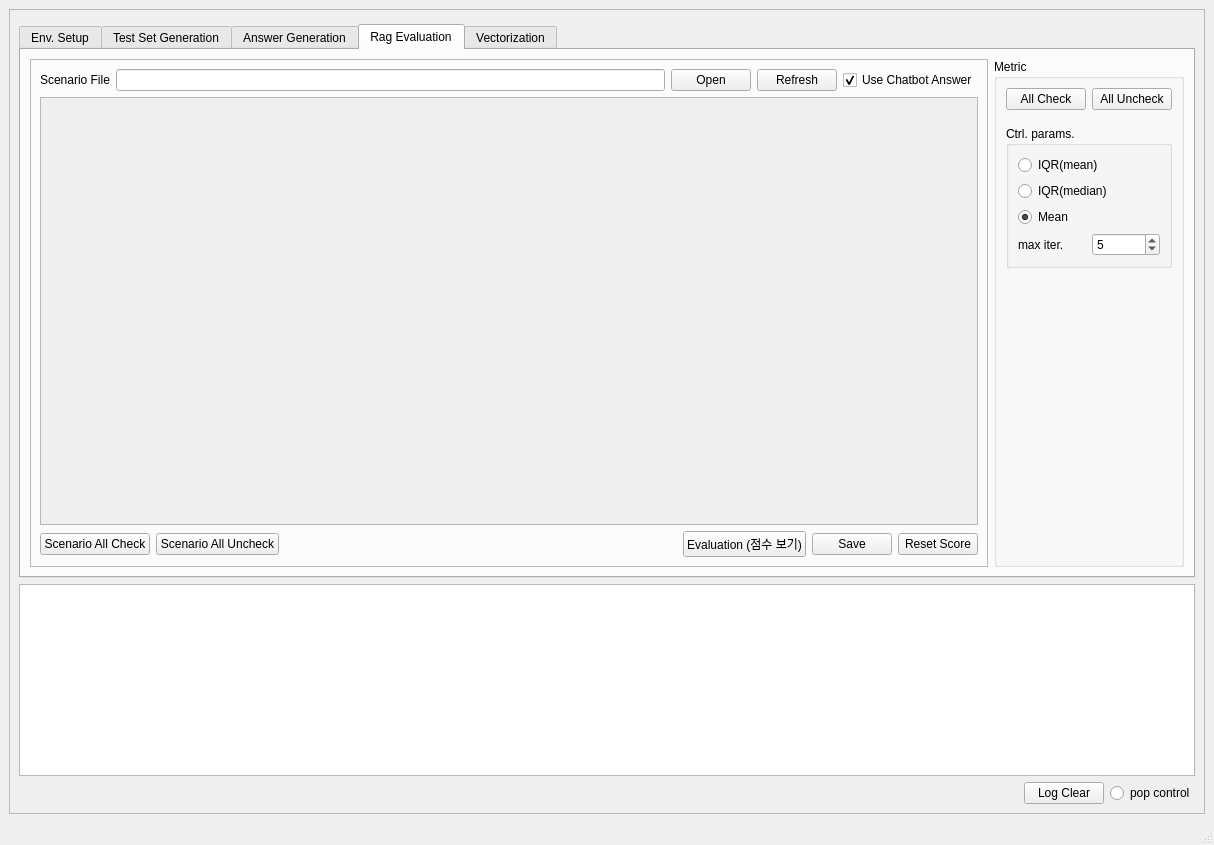
Qt form chatgpt_performance_metric/source/ui_designer/main_frame.ui (tom-shin/perf_metric) before a commit.
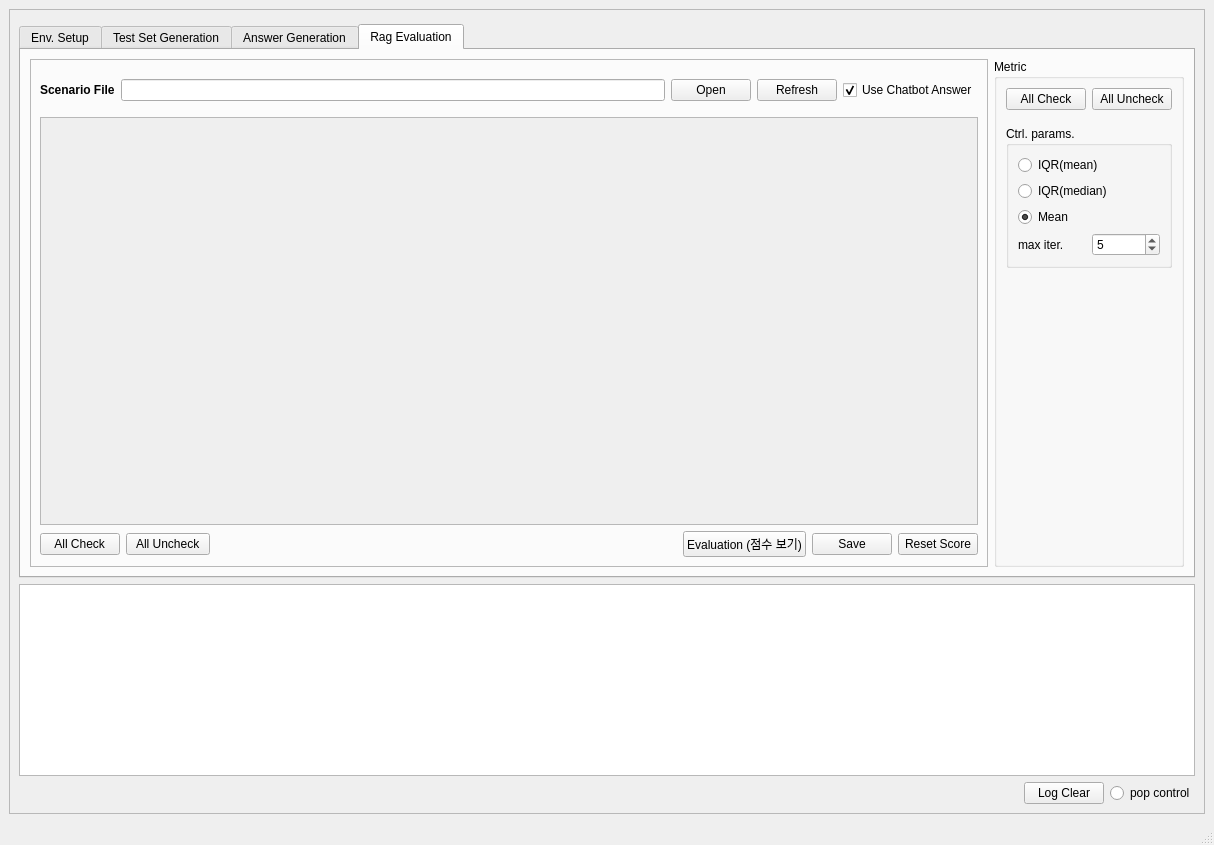
The same form after that commit. The open tabs and pages were chosen to show the change.

Patch:
```diff
--- a/chatgpt_performance_metric/source/ui_designer/main_frame.ui
+++ b/chatgpt_performance_metric/source/ui_designer/main_frame.ui
@@ -1000,49 +1000,7 @@
               <enum>QFrame::Raised</enum>
              </property>
              <layout class="QGridLayout" name="gridLayout_2">
-              <item row="0" column="0">
-               <layout class="QGridLayout" name="gridLayout_3">
-                <item row="0" column="0">
-                 <layout class="QGridLayout" name="gridLayout_4">
-                  <item row="0" column="3">
-                   <widget class="QPushButton" name="refresh_pushButton">
-                    <property name="text">
-                     <string>Refresh</string>
-                    </property>
-                   </widget>
-                  </item>
-                  <item row="0" column="2">
-                   <widget class="QPushButton" name="open_pushButton">
-                    <property name="text">
-                     <string>Open</string>
-                    </property>
-                   </widget>
-                  </item>
-                  <item row="0" column="1">
-                   <widget class="QLineEdit" name="scenario_path_lineedit"/>
-                  </item>
-                  <item row="0" column="0">
-                   <widget class="QLabel" name="label">
-                    <property name="text">
-                     <string>Scenario File</string>
-                    </property>
-                   </widget>
-                  </item>
-                  <item row="0" column="4">
-                   <widget class="QCheckBox" name="usechatbotcheckBox">
-                    <property name="text">
-                     <string>Use Chatbot Answer</string>
-                    </property>
-                    <property name="checked">
-                     <bool>true</bool>
-                    </property>
-                   </widget>
-                  </item>
-                 </layout>
-                </item>
-               </layout>
-              </item>
-              <item row="1" column="0">
+              <item row="3" column="0">
                <widget class="QScrollArea" name="scrollArea">
                 <property name="widgetResizable">
                  <bool>true</bool>
@@ -1053,7 +1011,7 @@
                    <x>0</x>
                    <y>0</y>
                    <width>944</width>
-                   <height>397</height>
+                   <height>365</height>
                   </rect>
                  </property>
                  <layout class="QVBoxLayout" name="verticalLayout_11">
@@ -1064,19 +1022,19 @@
                 </widget>
                </widget>
               </item>
-              <item row="2" column="0">
+              <item row="4" column="0">
                <layout class="QHBoxLayout" name="horizontalLayout_6">
                 <item>
                  <widget class="QPushButton" name="all_check_scenario">
                   <property name="text">
-                   <string>Scenario All Check</string>
+                   <string>  All Check  </string>
                   </property>
                  </widget>
                 </item>
                 <item>
                  <widget class="QPushButton" name="all_uncheck_scenario">
                   <property name="text">
-                   <string>Scenario All Uncheck</string>
+                   <string>  All Uncheck  </string>
                   </property>
                  </widget>
                 </item>
@@ -1116,31 +1074,85 @@
                 </item>
                </layout>
               </item>
-             </layout>
-            </widget>
-           </item>
-          </layout>
-         </widget>
-         <widget class="QWidget" name="tab_3">
-          <attribute name="title">
-           <string>Vectorization</string>
-          </attribute>
-          <layout class="QVBoxLayout" name="verticalLayout_9">
-           <item>
-            <widget class="QGroupBox" name="groupBox_5">
-             <property name="title">
-              <string>Embedding &amp; Vectorization</string>
-             </property>
-             <layout class="QVBoxLayout" name="verticalLayout_12">
-              <item>
-               <widget class="QLabel" name="label_13">
-                <property name="layoutDirection">
-                 <enum>Qt::LeftToRight</enum>
+              <item row="1" column="0">
+               <layout class="QGridLayout" name="gridLayout_3">
+                <item row="0" column="0">
+                 <layout class="QGridLayout" name="gridLayout_4">
+                  <item row="0" column="3">
+                   <widget class="QPushButton" name="refresh_pushButton">
+                    <property name="text">
+                     <string>Refresh</string>
+                    </property>
+                   </widget>
+                  </item>
+                  <item row="0" column="2">
+                   <widget class="QPushButton" name="open_pushButton">
+                    <property name="text">
+                     <string>Open</string>
+                    </property>
+                   </widget>
+                  </item>
+                  <item row="0" column="1">
+                   <widget class="QLineEdit" name="scenario_path_lineedit"/>
+                  </item>
+                  <item row="0" column="0">
+                   <widget class="QLabel" name="label">
+                    <property name="font">
+                     <font>
+                      <weight>75</weight>
+                      <bold>true</bold>
+                     </font>
+                    </property>
+                    <property name="text">
+                     <string>Scenario File</string>
+                    </property>
+                   </widget>
+                  </item>
+                  <item row="0" column="4">
+                   <widget class="QCheckBox" name="usechatbotcheckBox">
+                    <property name="text">
+                     <string>Use Chatbot Answer</string>
+                    </property>
+                    <property name="checked">
+                     <bool>true</bool>
+                    </property>
+                   </widget>
+                  </item>
+                 </layout>
+                </item>
+               </layout>
+              </item>
+              <item row="0" column="0">
+               <spacer name="verticalSpacer_11">
+                <property name="orientation">
+                 <enum>Qt::Vertical</enum>
                 </property>
-                <property name="text">
-                 <string/>
+                <property name="sizeType">
+                 <enum>QSizePolicy::Fixed</enum>
                 </property>
-               </widget>
+                <property name="sizeHint" stdset="0">
+                 <size>
+                  <width>20</width>
+                  <height>10</height>
+                 </size>
+                </property>
+               </spacer>
+              </item>
+              <item row="2" column="0">
+               <spacer name="verticalSpacer_12">
+                <property name="orientation">
+                 <enum>Qt::Vertical</enum>
+                </property>
+                <property name="sizeType">
+                 <enum>QSizePolicy::Fixed</enum>
+                </property>
+                <property name="sizeHint" stdset="0">
+                 <size>
+                  <width>20</width>
+                  <height>10</height>
+                 </size>
+                </property>
+               </spacer>
               </item>
              </layout>
             </widget>
```
Left out of the diff: 178 changed lines with no effect on the pictures.
